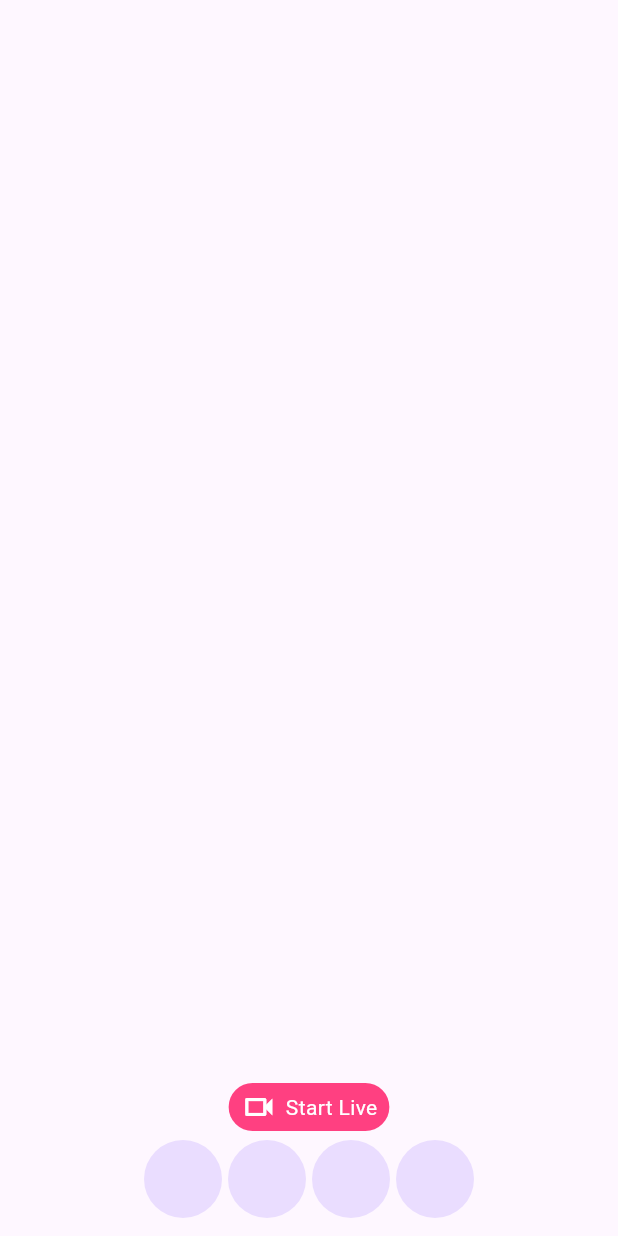
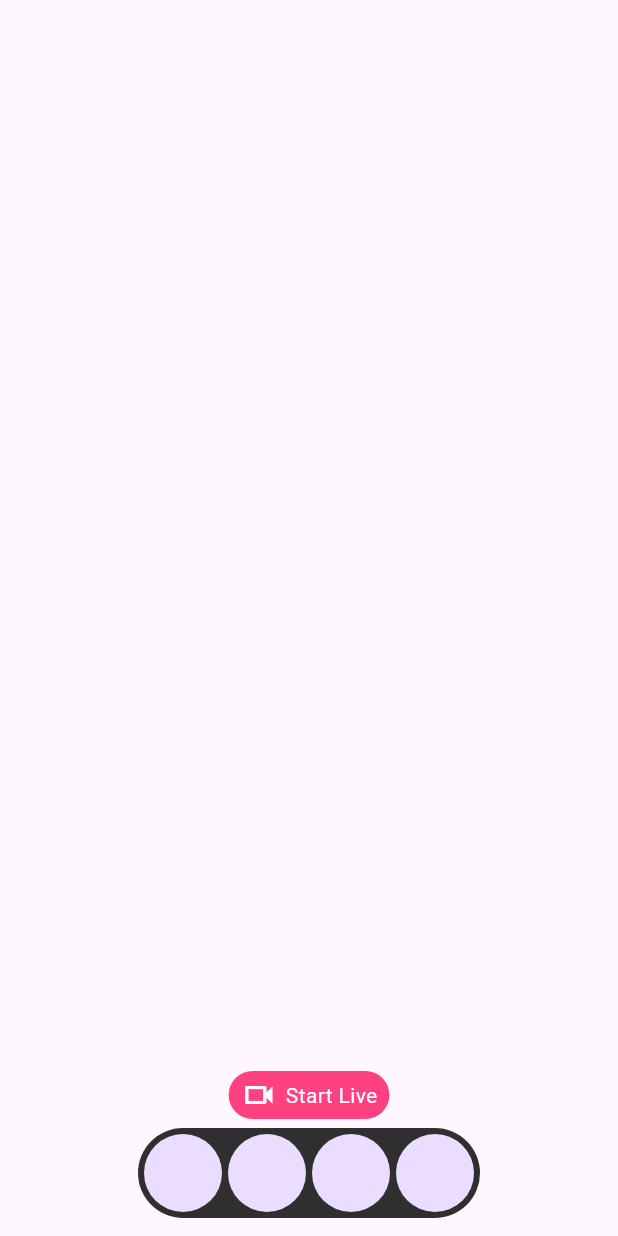
Before and after one commit to JAICHANGPARK/flutter_notebook_chapter_43, a Flutter app: the AiVideoHomePage screen opened directly, on a phone screen of 412 x 824 dp. Run offline on Flutter 3.47's test engine with Material 3 defaults, Android fonts, the phone set to English and light mode, and no system bars; our stand-ins replace gap, hugeicons, percent_indicator.

Commit message:
Update ai_video_home_page.dart

```diff
--- a/lib/ep2181_ai_video_chat_app/ui/ai_video_home_page.dart
+++ b/lib/ep2181_ai_video_chat_app/ui/ai_video_home_page.dart
@@ -53,7 +53,9 @@ class _AiVideoHomePageState extends State<AiVideoHomePage> {
                   Container(
                     decoration: ShapeDecoration(
                       shape: StadiumBorder(),
+                      color: Color.fromRGBO(47, 47, 47, 1),
                     ),
+                    padding: EdgeInsets.all(4),
                     child: Row(
                       mainAxisSize: MainAxisSize.min,
                       spacing: 4,
```
